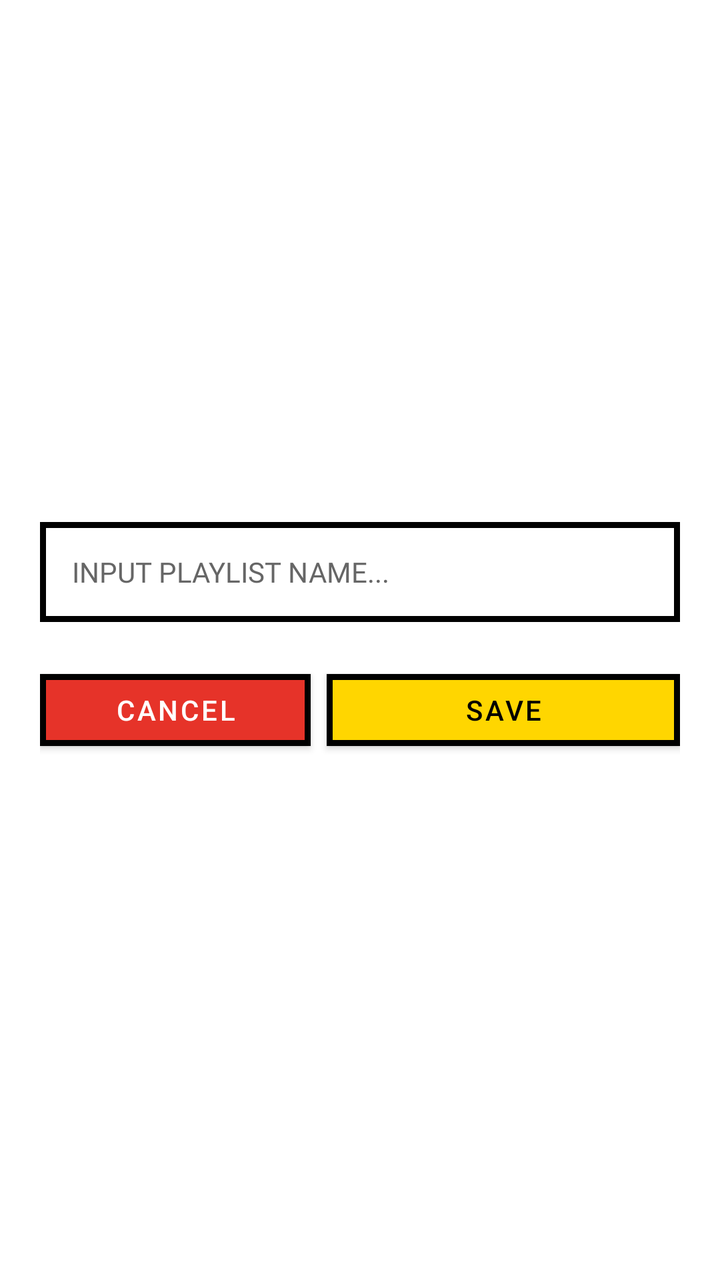
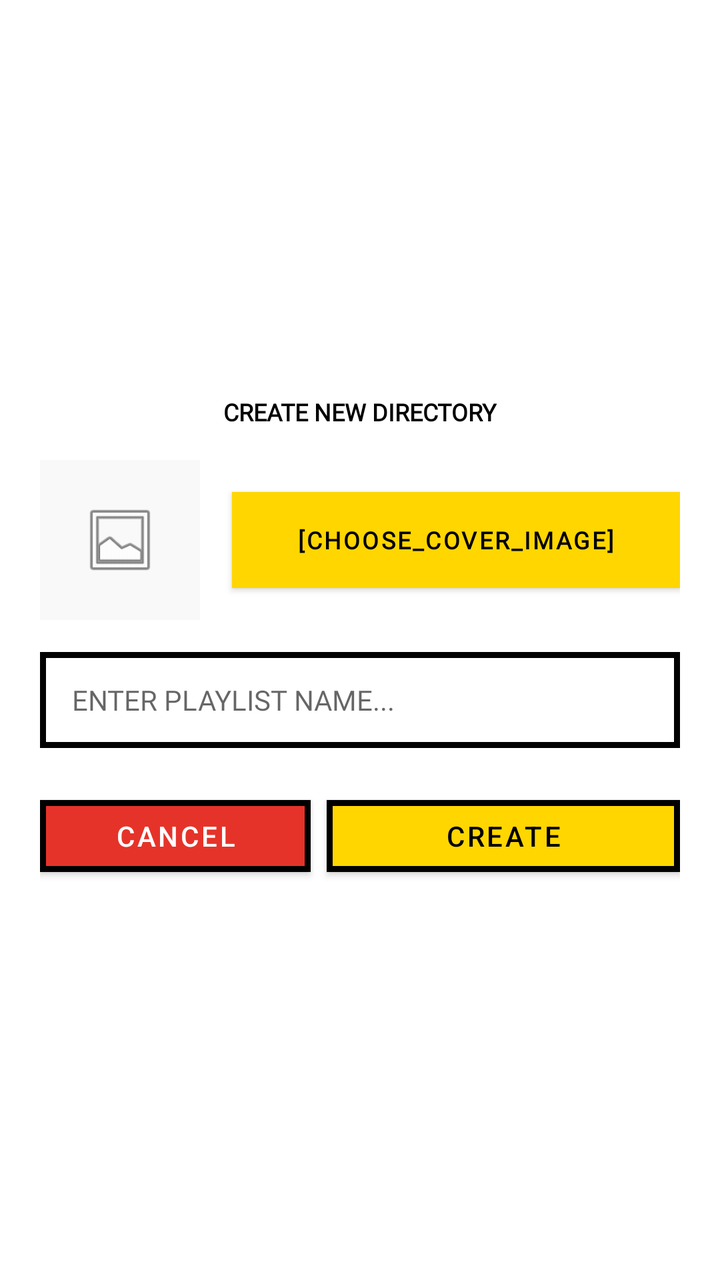

The first picture is an Android layout as it rendered before a commit; the second is the same layout after the commit. The layout source and the unified diff follow.
<!-- AndroidManifest.xml: application theme Theme.Noctune -->
<!-- res/layout/dialog_create_playlist.xml -->
<?xml version="1.0" encoding="utf-8"?>
<LinearLayout
    xmlns:android="http://schemas.android.com/apk/res/android"
    xmlns:app="http://schemas.android.com/apk/res-auto"
    android:layout_width="match_parent"
    android:layout_height="wrap_content"
    android:orientation="vertical"
    android:background="@color/bg_surface"
    android:strokeWidth="3"
    android:padding="20dp"
    android:layout_margin="16dp"
    style="@style/BrutalistButton"
    android:elevation="0dp">


    <EditText
        android:id="@+id/et_playlist_name"
        android:layout_width="match_parent"
        android:layout_height="50dp"
        android:background="@drawable/brutalist_flat_card"
        android:fontFamily="@font/space_mono"
        android:hint="INPUT PLAYLIST NAME..."
        android:textColorHint="@color/text_secondary"
        android:textColor="@color/text_primary"
        android:paddingHorizontal="16dp"
        android:textSize="14sp"
        android:inputType="text"
        android:maxLines="1"
        android:layout_marginBottom="20dp"/>

    <LinearLayout
        android:layout_width="match_parent"
        android:layout_height="48dp"
        android:orientation="horizontal">

        <Button
            android:id="@+id/btn_cancel"
            android:layout_width="0dp"
            android:layout_height="match_parent"
            android:layout_weight="1"
            android:text="CANCEL"
            android:layout_marginRight="4dp"
            app:backgroundTint="@color/brand_red"
            android:textColor="#FFFFFF"
            style="@style/BrutalistButton"/>

        <Button
            android:id="@+id/btn_create"
            android:layout_width="0dp"
            android:layout_height="match_parent"
            android:layout_weight="1.3"
            android:text="SAVE"
            android:layout_marginLeft="4dp"
            app:backgroundTint="@color/brand_yellow"
            android:textColor="#000000"
            style="@style/BrutalistButton"/>
    </LinearLayout>
</LinearLayout>
<!-- resources referenced by this layout -->
<resources>
  <color name="bg_surface">#FFFFFF</color>
  <color name="brand_red">#E63329</color>
  <color name="brand_yellow">#FFD600</color>
  <color name="text_primary">#000000</color>
  <color name="text_secondary">#666666</color>
  <!-- drawable brutalist_flat_card (drawable) -->
  <?xml version="1.0" encoding="utf-8"?>
  <shape xmlns:android="http://schemas.android.com/apk/res/android" android:shape="rectangle">
      <solid android:color="@color/bg_surface" />
      <stroke android:width="3dp" android:color="@color/border_color" />
      <corners android:radius="0dp" />
  </shape>
  <style name="BrutalistButton" parent="Widget.MaterialComponents.Button">
          <item name="cornerRadius">0dp</item>
          <item name="strokeColor">@color/border_color</item>
          <item name="strokeWidth">3dp</item>
          <item name="android:textColor">@color/text_primary</item>
          <item name="android:textAllCaps">true</item>
          <item name="android:elevation">0dp</item>
      </style>
  <style name="Theme.Noctune" parent="Theme.MaterialComponents.Light.NoActionBar">
          <item name="colorPrimary">@color/brand_yellow</item>
          <item name="colorPrimaryVariant">@color/brand_yellow</item>
          <item name="colorOnPrimary">#000000</item>  
          <item name="colorSecondary">@color/brand_red</item>
  
          <item name="android:windowBackground">@color/bg_main</item>
          <item name="android:statusBarColor">@color/brand_yellow</item>
  
          <item name="android:windowLightStatusBar">true</item>
          <item name="android:clipToPadding">false</item>
      </style>
  <color name="border_color">#000000</color>
  <color name="bg_main">#F9F9F9</color>
</resources>

<!-- the commit's change to res/layout/dialog_create_playlist.xml (unified diff, before → after) -->
@@ -6,28 +6,77 @@
     android:layout_height="wrap_content"
     android:orientation="vertical"
     android:background="@color/bg_surface"
-    android:strokeWidth="3"
     android:padding="20dp"
     android:layout_margin="16dp"
-    style="@style/BrutalistButton"
-    android:elevation="0dp">
+    style="@style/BrutalistButton">
 
+    <TextView
+        android:layout_width="wrap_content"
+        android:layout_height="wrap_content"
+        android:text="CREATE NEW DIRECTORY"
+        android:textColor="@color/border_color"
+        android:textSize="12sp"
+        android:fontFamily="@font/space_mono"
+        android:textStyle="bold"
+        android:layout_marginBottom="16dp"/>
 
+    
+    <LinearLayout
+        android:layout_width="match_parent"
+        android:layout_height="wrap_content"
+        android:orientation="horizontal"
+        android:layout_marginBottom="16dp"
+        android:gravity="center_vertical">
+
+        
+        <FrameLayout
+            android:layout_width="80dp"
+            android:layout_height="80dp">
+            <View
+                android:layout_width="match_parent"
+                android:layout_height="match_parent"
+                android:layout_marginTop="4dp"
+                android:layout_marginStart="4dp"
+                android:background="@color/border_color"/>
+            <ImageView
+                android:id="@+id/iv_playlist_cover_preview"
+                android:layout_width="match_parent"
+                android:layout_height="match_parent"
+                android:background="@color/bg_main"
+                android:scaleType="centerCrop"
+                android:src="@android:drawable/ic_menu_gallery"
+                android:padding="20dp" />
+        </FrameLayout>
+
+        
+        <TextView
+            android:id="@+id/btn_pick_cover"
+            android:layout_width="match_parent"
+            android:layout_height="48dp"
+            android:layout_marginStart="16dp"
+            android:background="@color/brand_yellow"
+            android:text="[CHOOSE_COVER_IMAGE]"
+            android:textColor="#000000"
+            android:textSize="12sp"
+            android:fontFamily="@font/space_mono"
+            android:textStyle="bold"
+            android:gravity="center"
+            style="@style/BrutalistButton"/>
+    </LinearLayout>
+
+    
     <EditText
         android:id="@+id/et_playlist_name"
         android:layout_width="match_parent"
-        android:layout_height="50dp"
+        android:layout_height="48dp"
         android:background="@drawable/brutalist_flat_card"
+        android:hint="ENTER PLAYLIST NAME..."
+        android:paddingHorizontal="16dp"
         android:fontFamily="@font/space_mono"
-        android:hint="INPUT PLAYLIST NAME..."
-        android:textColorHint="@color/text_secondary"
-        android:textColor="@color/text_primary"
-        android:paddingHorizontal="16dp"
         android:textSize="14sp"
-        android:inputType="text"
-        android:maxLines="1"
         android:layout_marginBottom="20dp"/>
 
+    
     <LinearLayout
         android:layout_width="match_parent"
         android:layout_height="48dp"
@@ -49,7 +98,7 @@
             android:layout_width="0dp"
             android:layout_height="match_parent"
             android:layout_weight="1.3"
-            android:text="SAVE"
+            android:text="CREATE"
             android:layout_marginLeft="4dp"
             app:backgroundTint="@color/brand_yellow"
             android:textColor="#000000"
<!-- resource entries referenced after the edit -->
@@ -4,7 +4,6 @@
   <color name="brand_red">#E63329</color>
   <color name="brand_yellow">#FFD600</color>
   <color name="text_primary">#000000</color>
-  <color name="text_secondary">#666666</color>
   <!-- drawable brutalist_flat_card (drawable) -->
   <?xml version="1.0" encoding="utf-8"?>
   <shape xmlns:android="http://schemas.android.com/apk/res/android" android:shape="rectangle">
